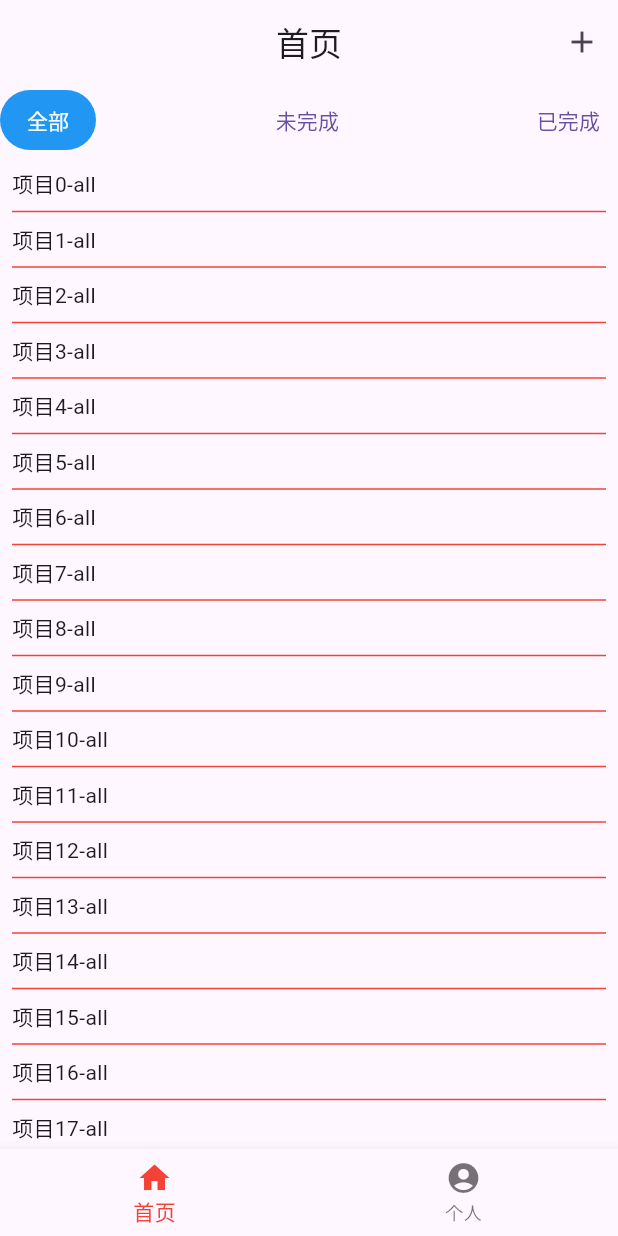
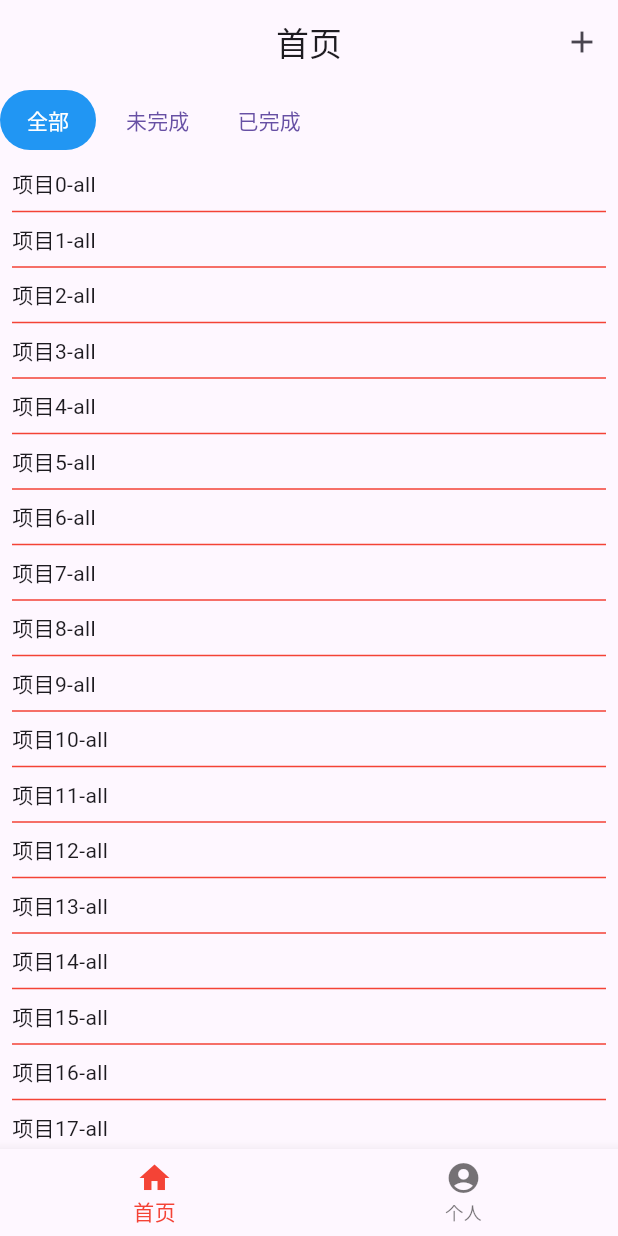
Before and after one commit to zwh0216/simple-life, a Flutter app: the screen it shows after launch, on a phone screen of 412 x 824 dp. Run offline on Flutter 3.47's test engine with Material 3 defaults, Android fonts, the phone set to English and light mode, and no system bars; our stand-ins replace go_router.

Commit message:
style: buttonTabBar组件样式调整

```diff
--- a/lib/widget/button_tab_bar.dart
+++ b/lib/widget/button_tab_bar.dart
@@ -68,8 +68,9 @@ class _ButtonTabBar extends State<ButtonTabBar>{
   @override
   Widget build(BuildContext context) {
     return Row(
-      mainAxisAlignment: MainAxisAlignment.spaceBetween,
-      children: widget.actions.map((item) => TextButton(
+      mainAxisAlignment: MainAxisAlignment.start,
+      spacing: 8,
+      children: widget.actions.map((item) =>  TextButton(
         onPressed: () => onSelected(item.key),
         style: getButtonStyle(item),
         child: renderBtnLabel(item),
```
